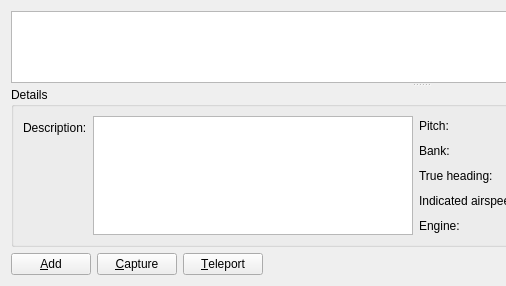
Before: the Qt Designer form src/Plugins/Module/Location/src/LocationWidget.ui in till213/SkyDolly, drawn with Qt 5; both pictures show x 0 to 506 and y 0 to 286 of the 842 by 286 pixel window.
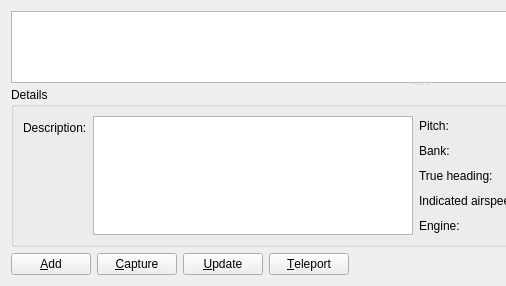
After: the same form once the commit is applied. Custom widgets are drawn as their Qt base class.

Commit message: Update location button

Diff of the .ui file:
```diff
--- a/src/Plugins/Module/Location/src/LocationWidget.ui
+++ b/src/Plugins/Module/Location/src/LocationWidget.ui
@@ -204,6 +204,16 @@
        </property>
       </widget>
      </item>
+     <item>
+      <widget class="QPushButton" name="updatePushButton">
+       <property name="toolTip">
+        <string>Update the selected location with the current location from the flight simulator.</string>
+       </property>
+       <property name="text">
+        <string>&amp;Update</string>
+       </property>
+      </widget>
+     </item>
      <item>
       <widget class="QPushButton" name="teleportPushButton">
        <property name="toolTip">
```
The commit also changes 5 other files.
